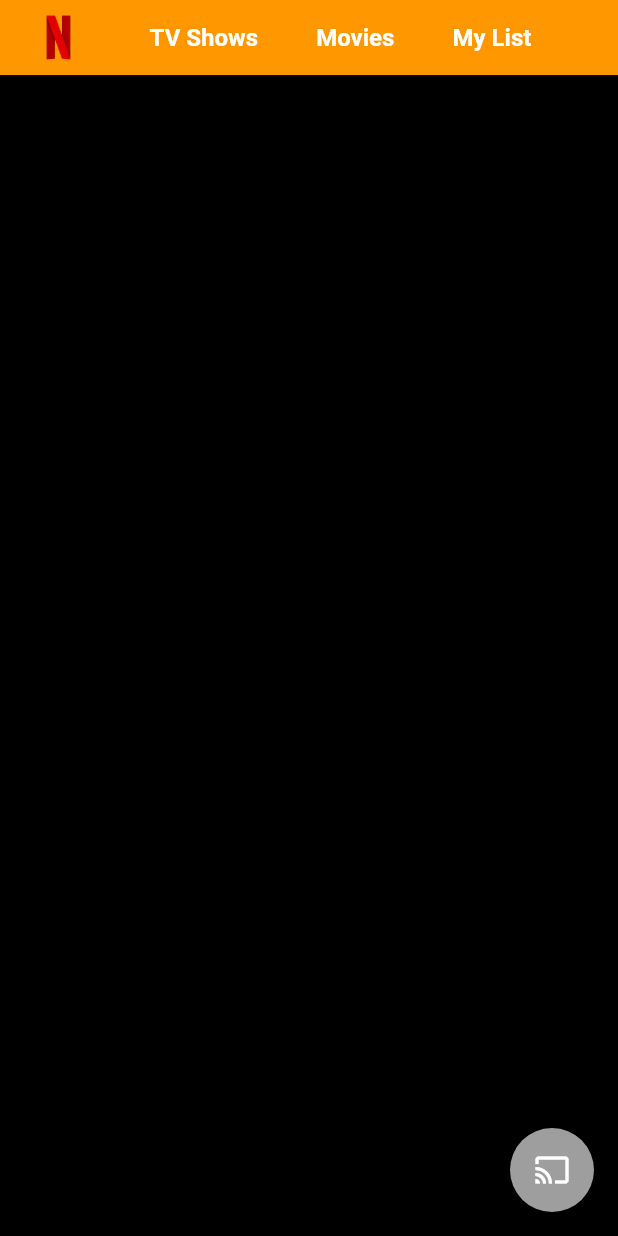
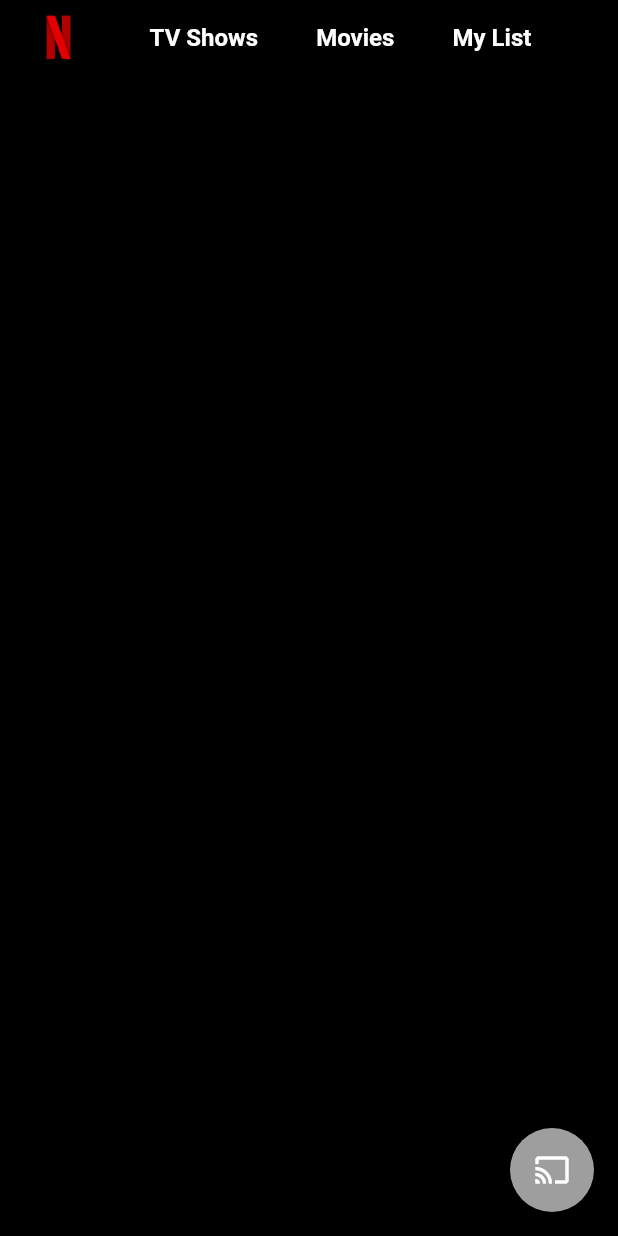
Before and after one commit to Bilal001122/Flutter-Netflix-clone-app, a Flutter app: the screen it shows after launch, on a phone screen of 412 x 824 dp. Run offline on Flutter 3.47's test engine with Material 2 defaults, Android fonts, the phone set to English and light mode, and no system bars.

Commit message:
custom app bar finished

```diff
--- a/lib/screens/home_screen.dart
+++ b/lib/screens/home_screen.dart
@@ -1,4 +1,5 @@
 import 'package:flutter/material.dart';
+import 'package:netflix_clone_app/data/data.dart';
 import 'package:netflix_clone_app/widgets/widgets.dart';
 
 class HomeScreen extends StatefulWidget {
@@ -7,6 +8,26 @@ class HomeScreen extends StatefulWidget {
 }
 
 class _HomeScreenState extends State<HomeScreen> {
+  double _scrollOffset = 0;
+  ScrollController? _scrollController;
+
+  @override
+  void initState() {
+    super.initState();
+    _scrollController = ScrollController()
+      ..addListener(() {
+        setState(() {
+          _scrollOffset = _scrollController!.offset;
+        });
+      });
+  }
+
+  @override
+  void dispose() {
+    _scrollController!.dispose();
+    super.dispose();
+  }
+
   @override
   Widget build(BuildContext context) {
     final Size screenSize = MediaQuery.of(context).size;
@@ -17,8 +38,16 @@ class _HomeScreenState extends State<HomeScreen> {
         onPressed: () {},
       ),
       appBar: PreferredSize(
-        child: CustomAppBar(),
         preferredSize: Size(screenSize.width, 50),
+        child: CustomAppBar(scrollOffset: _scrollOffset),
+      ),
+      body: CustomScrollView(
+        controller: _scrollController,
+        slivers: [
+          // SliverToBoxAdapter(
+          //   child: ContentHeader(featureContent: sintelContent),
+          // ),
+        ],
       ),
     );
   }
--- a/lib/widgets/custom_app_bar.dart
+++ b/lib/widgets/custom_app_bar.dart
@@ -2,11 +2,17 @@ import 'package:flutter/material.dart';
 import 'package:netflix_clone_app/assets.dart';
 
 class CustomAppBar extends StatelessWidget {
+  final double scrollOffset;
+
+  CustomAppBar({this.scrollOffset = 0});
+
   @override
   Widget build(BuildContext context) {
     return Container(
       padding: EdgeInsets.symmetric(vertical: 10, horizontal: 24),
-      color: Colors.orange,
+      color: Colors.black.withOpacity(
+        (scrollOffset / 350).clamp(0, 1).toDouble(),
+      ),
       child: SafeArea(
         child: Row(
           children: [
```
